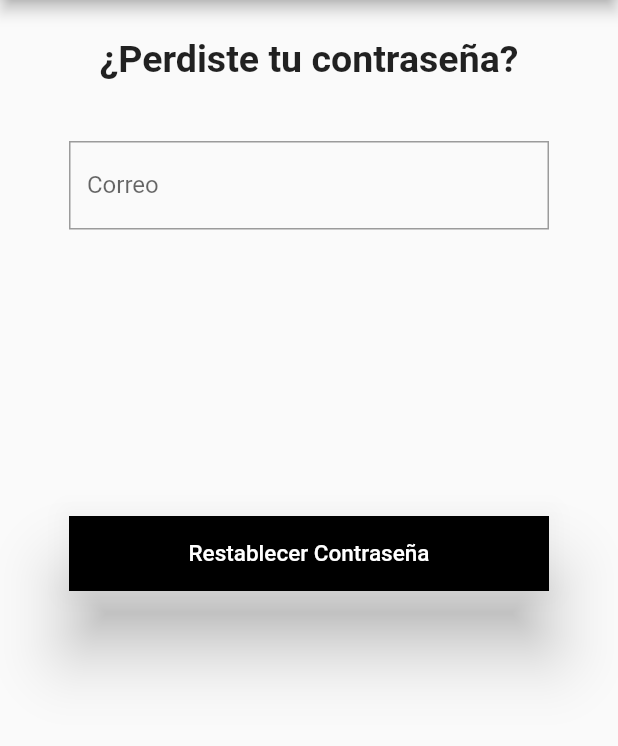
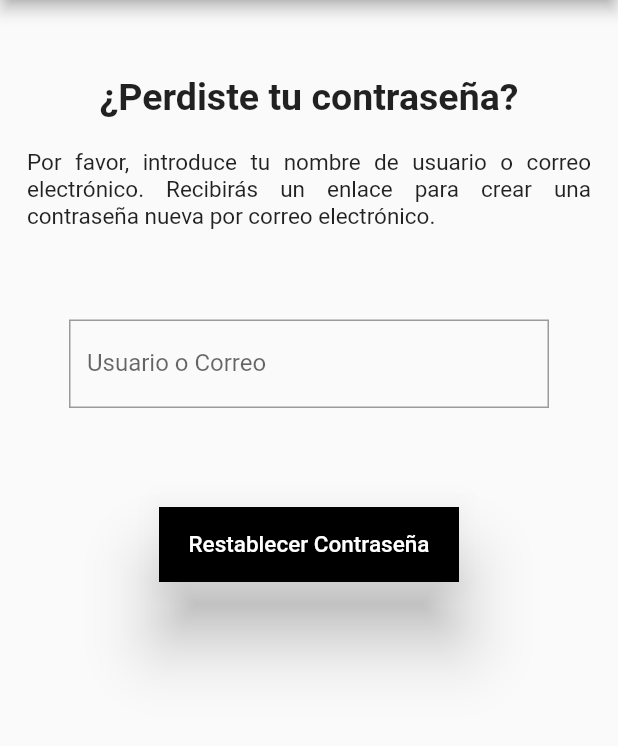
Before and after one commit to ferdeX64/prowessagronomia, a Flutter app: the RefreshPasswordPage screen opened directly, on a phone screen of 412 x 824 dp, the part 120-866 px from its top. Run offline on Flutter 3.47's test engine with Material 2 defaults, Android fonts, the phone set to English and light mode, and no system bars; our stand-ins replace accordion, carousel_slider, email_validator, flutter_slidable, image_picker, nb_utils and 3 more; missing offline and left inert: async_button_builder; accounts and stored records are empty; network calls fail.

Commit message:
password

```diff
--- a/lib/src/pages/form_compra_page.dart
+++ b/lib/src/pages/form_compra_page.dart
@@ -1,6 +1,5 @@
 import 'package:flutter/material.dart';
 import 'package:prowessagronomia/src/pages/confirmacion_compra.dart';
-import 'package:prowessagronomia/src/pages/gracias_page.dart';
 
 class FormCompra extends StatefulWidget {
   const FormCompra({Key? key}) : super(key: key);
--- a/lib/src/pages/password_page.dart
+++ b/lib/src/pages/password_page.dart
@@ -6,7 +6,6 @@ class RefreshPasswordPage extends StatefulWidget {
   @override
   _RefreshPasswordPageState createState() => _RefreshPasswordPageState();
 }
-
 class _RefreshPasswordPageState extends State<RefreshPasswordPage> {
   @override
   Widget build(BuildContext context) {
@@ -40,7 +39,7 @@ class _RefreshPasswordPageState extends State<RefreshPasswordPage> {
                 mainAxisAlignment: MainAxisAlignment.start,
                 children: <Widget>[
                   const Padding(
-                    padding: EdgeInsets.only(top: 25),
+                    padding: EdgeInsets.only(top: 50),
                     child:  Center(
                         child: Text(
                           "¿Perdiste tu contraseña?",
@@ -49,6 +48,10 @@ class _RefreshPasswordPageState extends State<RefreshPasswordPage> {
                           textAlign: TextAlign.left,
                         )),
                   ),
+                  Container(
+                    padding: const EdgeInsets.symmetric(vertical: 20,horizontal: 18),
+                    child: const Text("Por favor, introduce tu nombre de usuario o correo electrónico. Recibirás un enlace para crear una contraseña nueva por correo electrónico.",
+                     style: TextStyle(fontSize: 15),textAlign: TextAlign.justify)),
                   Padding(
                       padding: const EdgeInsets.only(top: 40),
                       child: SizedBox(
@@ -57,25 +60,23 @@ class _RefreshPasswordPageState extends State<RefreshPasswordPage> {
                           child: TextFormField(
                             validator: (value) {
                               if (value == null || value.isEmpty) {
-                                return 'Por favor ingrse su Correo.';
+                                return 'Por favor ingrese su Correo.';
                               }
                               return null;
                             },
                             decoration: const InputDecoration(
-                                labelText: 'Correo'),
+                                labelText: 'Usuario o Correo'),
                           ))),
                   Padding(
-                      padding: const EdgeInsets.only(top: 150),
+                      padding: const EdgeInsets.only(top: 25),
                       child: Align(
                           alignment: Alignment.bottomCenter,
                           child: SizedBox(
-                            width: 320,
+                            width: 200,
                             height: 50,
                             child: ElevatedButton(
                               onPressed: () {
-
                                   Navigator.pop(context);
-
                               },
                               child: const Text(
                                 'Restablecer Contraseña',
```
